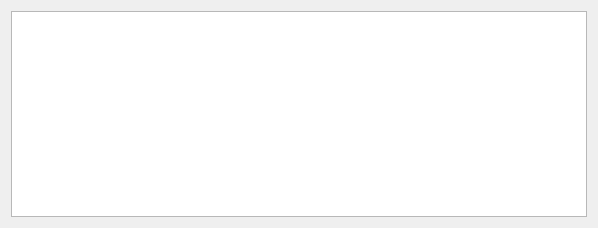
The window that src/ui/commands/show_message_widget.ui (EasyRPG/Editor) describes before a commit, drawn with Qt 5.
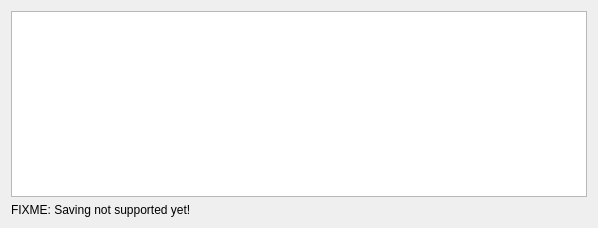
The same window after the commit.

Commit message: Invoke ShowMessage when a ShowMessage_2 is double clicked

What changed in the file:
```diff
--- a/src/ui/commands/show_message_widget.ui
+++ b/src/ui/commands/show_message_widget.ui
@@ -21,6 +21,13 @@
      </property>
     </widget>
    </item>
+   <item>
+    <widget class="QLabel" name="label">
+     <property name="text">
+      <string>FIXME: Saving not supported yet!</string>
+     </property>
+    </widget>
+   </item>
   </layout>
  </widget>
  <resources/>
```
The commit also changes 1 other file.
